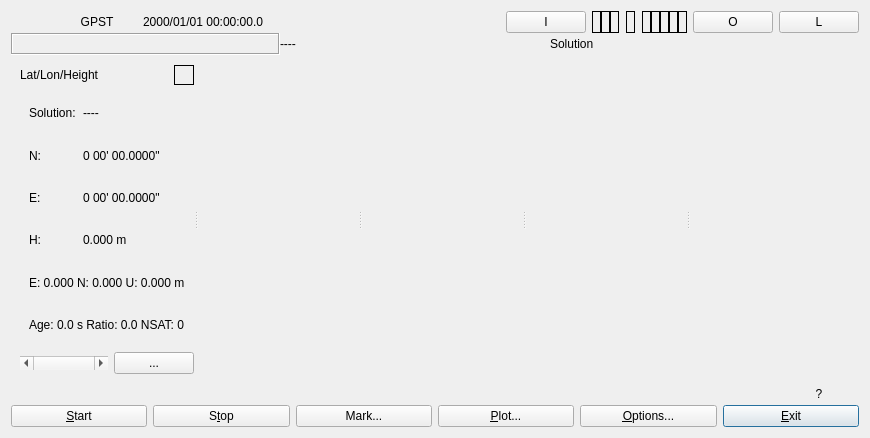
Qt form app/qtapp/rtknavi_qt/navimain.ui (lhuisman/myRTKLIB) before a commit.
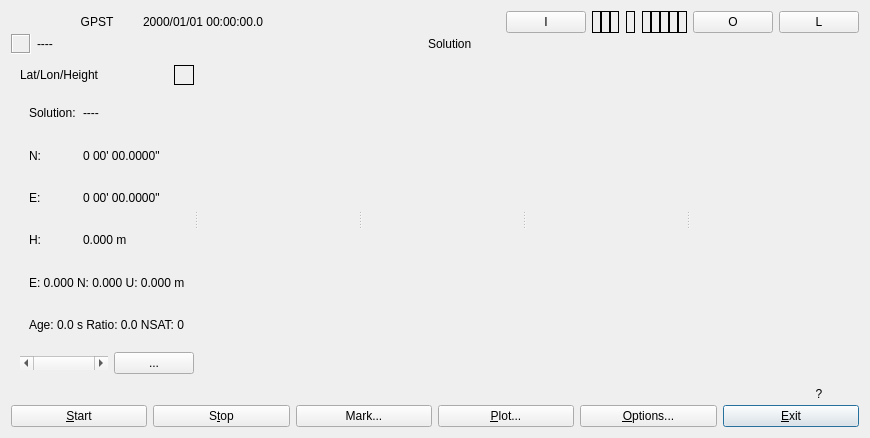
The same form after that commit. Icons and pictures are not drawn.

The edit to the form file:
```diff
--- a/app/qtapp/rtknavi_qt/navimain.ui
+++ b/app/qtapp/rtknavi_qt/navimain.ui
@@ -351,9 +351,6 @@
       <string/>
      </property>
      <layout class="QHBoxLayout" name="horizontalLayout">
-      <property name="spacing">
-       <number>0</number>
-      </property>
       <property name="leftMargin">
        <number>0</number>
       </property>
@@ -368,6 +365,18 @@
       </property>
       <item>
        <widget class="QLabel" name="lblIndicatorQ">
+        <property name="sizePolicy">
+         <sizepolicy hsizetype="Fixed" vsizetype="Fixed">
+          <horstretch>0</horstretch>
+          <verstretch>0</verstretch>
+         </sizepolicy>
+        </property>
+        <property name="minimumSize">
+         <size>
+          <width>20</width>
+          <height>20</height>
+         </size>
+        </property>
         <property name="toolTip">
          <string/>
         </property>
```
Left out of the diff: 96 changed lines with no effect on the pictures.
